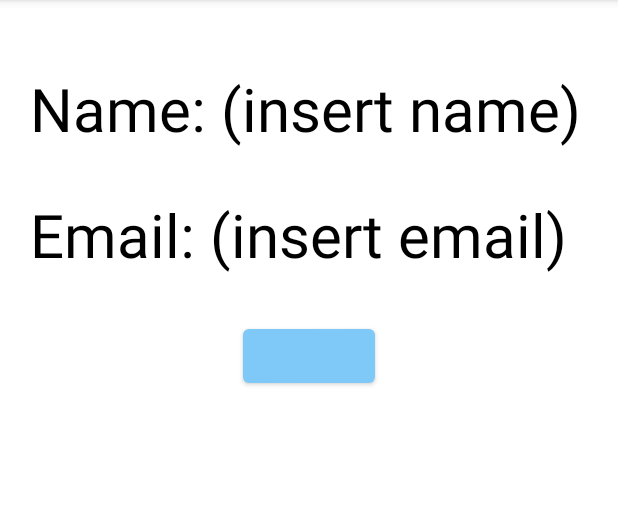
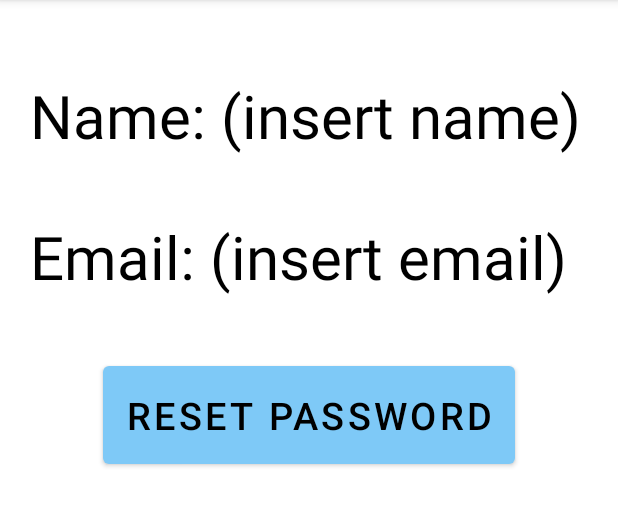
Before and after one commit to leobwatt/ChatApplication, an Android app: the ProfileActivity screen opened directly, with no data from a screen before it, on a phone screen of 412 x 824 dp, the part 84-611 px from its top. Run offline under Robolectric (Android 15) with nearby library versions, the light colour scheme and no system bars.

Commit message:
even more profile stuff

```diff
--- a/app/src/main/res/layout/activity_profile.xml
+++ b/app/src/main/res/layout/activity_profile.xml
@@ -13,7 +13,7 @@
         android:text="Name: "
         android:textSize="40sp"
         android:textColor="@color/black"
-        android:layout_marginTop="45dp"
+        android:layout_marginTop="50dp"
         android:layout_marginLeft="20dp">
     </TextView>
 
@@ -25,7 +25,7 @@
         android:text="(insert name)"
         android:textSize="40sp"
         android:textColor="@color/black"
-        android:layout_marginTop="45dp">
+        android:layout_marginTop="50dp">
     </TextView>
 
     <TextView
@@ -36,7 +36,7 @@
         android:text="Email: "
         android:textSize="40dp"
         android:textColor="@color/black"
-        android:layout_marginTop="30dp"
+        android:layout_marginTop="40dp"
         android:layout_marginLeft="20dp">
     </TextView>
 
@@ -49,7 +49,7 @@
         android:text="(insert email)"
         android:textSize="40sp"
         android:textColor="@color/black"
-        android:layout_marginTop="30dp">
+        android:layout_marginTop="40dp">
     </TextView>
 
     <Button
@@ -57,8 +57,12 @@
         android:layout_below="@id/profile_email"
         android:layout_width="wrap_content"
         android:layout_height="wrap_content"
+        android:text="Reset Password"
+        android:textColor="@color/black"
+        android:textSize="25dp"
+        android:padding="15dp"
         android:layout_centerHorizontal="true"
-        android:layout_marginTop="30dp">
+        android:layout_marginTop="40dp">
     </Button>
 
 </RelativeLayout>
```
